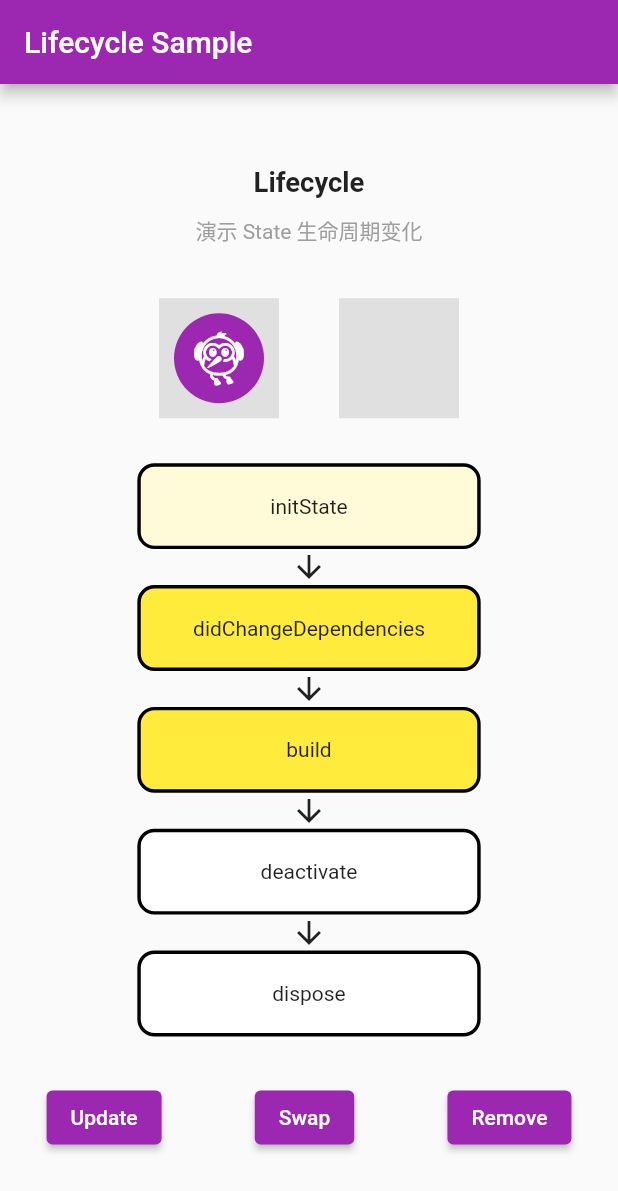
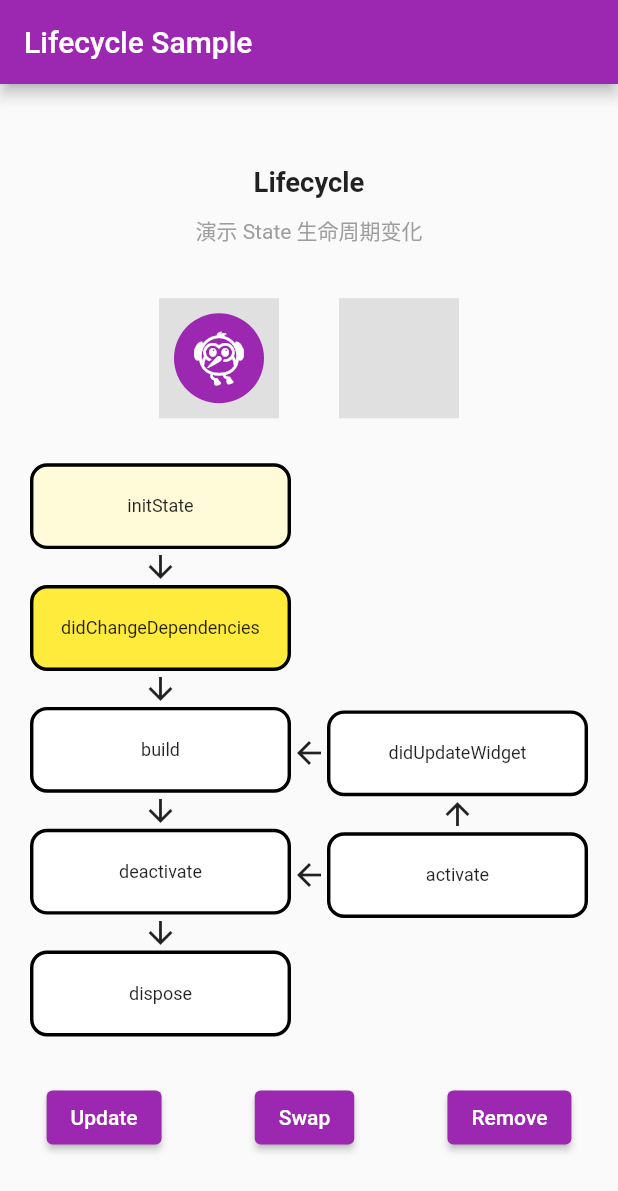
Before and after one commit to SimonCherryGZ/flutter_resume, a Flutter app: the SampleLifecycleScreen screen opened by its route, after a tap on "Set", on a phone screen of 412 x 824 dp. Shown: the top 1191 px of the screen. Run offline on Flutter 3.47's test engine with Material 2 defaults, Android fonts, the light colour scheme and no system bars; drawn by our look-alikes of flutter_easyloading, oktoast; our stand-ins replace bloc, cached_network_image, device_preview, dio, easy_refresh, flutter_bloc and 2 more; missing offline and left inert: flutter_syntax_view; accounts and stored records are empty; generated files the repository leaves out were written again; network calls fail; statements that could not run were skipped.

Commit message:
refactor(sample): Lifecycle 示例调整 UI、修复 Bug、补充生命周期

```diff
--- a/lib/presentation/sample/lifecycle/widget/lifecycle_callback_widget.dart
+++ b/lib/presentation/sample/lifecycle/widget/lifecycle_callback_widget.dart
@@ -5,6 +5,7 @@ class LifecycleCallbackWidget extends StatefulWidget {
   final VoidCallback? didChangeDependenciesCallback;
   final VoidCallback? buildCallback;
   final VoidCallback? didUpdateWidgetCallback;
+  final VoidCallback? activateCallback;
   final VoidCallback? deactivateCallback;
   final VoidCallback? disposeCallback;
   final WidgetBuilder builder;
@@ -15,6 +16,7 @@ class LifecycleCallbackWidget extends StatefulWidget {
     this.didChangeDependenciesCallback,
     this.buildCallback,
     this.didUpdateWidgetCallback,
+    this.activateCallback,
     this.deactivateCallback,
     this.disposeCallback,
     required this.builder,
@@ -51,6 +53,12 @@ class _LifecycleCallbackWidgetState extends State<LifecycleCallbackWidget> {
   }
 
   @override
+  void activate() {
+    super.activate();
+    widget.activateCallback?.call();
+  }
+
+  @override
   void deactivate() {
     super.deactivate();
     widget.deactivateCallback?.call();
--- a/lib/presentation/sample/lifecycle/widget/lifecycle_callback_widget_wrapper.dart
+++ b/lib/presentation/sample/lifecycle/widget/lifecycle_callback_widget_wrapper.dart
@@ -27,6 +27,9 @@ class LifecycleCallbackWidgetWrapper extends StatelessWidget {
       },
       didUpdateWidgetCallback: () {
         _callback(LifecycleState.didUpdateWidget);
+      },
+      activateCallback: () {
+        _callback(LifecycleState.activate);
       },
       deactivateCallback: () {
         _callback(LifecycleState.deactivate);
--- a/lib/presentation/sample/lifecycle/widget/lifecycle_visualization_item_widget.dart
+++ b/lib/presentation/sample/lifecycle/widget/lifecycle_visualization_item_widget.dart
@@ -57,7 +57,7 @@ class _LifecycleVisualizationItemWidgetState
       builder: (context, child) {
         final value = _animation.value;
         return Container(
-          width: 200.ss(),
+          width: double.infinity,
           height: 50.ss(),
           decoration: BoxDecoration(
             color: Color.lerp(Colors.white, Colors.yellow, value),
@@ -68,7 +68,12 @@ class _LifecycleVisualizationItemWidgetState
             ),
           ),
           child: Center(
-            child: Text(widget.label),
+            child: Text(
+              widget.label,
+              style: const TextStyle(
+                fontSize: 12,
+              ),
+            ),
           ),
         );
       },
--- a/lib/presentation/sample/lifecycle/widget/lifecycle_visualization_widget.dart
+++ b/lib/presentation/sample/lifecycle/widget/lifecycle_visualization_widget.dart
@@ -5,6 +5,7 @@ import 'dart:math';
 import 'package:flutter/material.dart';
 import 'package:flutter_bloc/flutter_bloc.dart';
 import 'package:flutter_resume/presentation/sample/sample.dart';
+import 'package:flutter_resume/utils/utils.dart';
 
 class LifecycleVisualizationWidget extends StatefulWidget {
   const LifecycleVisualizationWidget({super.key});
@@ -21,16 +22,19 @@ class _LifecycleVisualizationWidgetState
   final _random = Random();
   final _globalKey = GlobalKey();
   final _stateQueue = Queue<LifecycleState>();
+  bool _isQueueRunnerEnable = true;
 
   @override
   void initState() {
     super.initState();
     _stateController = StreamController<LifecycleState>.broadcast();
     _stateStream = _stateController.stream;
+    _queueRunner();
   }
 
   @override
   void dispose() {
+    _isQueueRunnerEnable = false;
     _stateController.close();
     super.dispose();
   }
@@ -77,6 +81,14 @@ class _LifecycleVisualizationWidgetState
             },
           ),
           const SizedBox(height: 30),
+          Row(
+            mainAxisSize: MainAxisSize.min,
+            children: [
+              const SizedBox(width: 20),
+              Expanded(
+                child: Column(
+                  mainAxisSize: MainAxisSize.min,
+                  children: [
                     LifecycleVisualizationItemWidgetWrapper(
                       label: 'initState',
                       stream: _stateStream
@@ -85,14 +97,14 @@ class _LifecycleVisualizationWidgetState
                     const Icon(Icons.arrow_downward),
                     LifecycleVisualizationItemWidgetWrapper(
                       label: 'didChangeDependencies',
-            stream: _stateStream.where(
-                (state) => state == LifecycleState.didChangeDependencies),
+                      stream: _stateStream.where((state) =>
+                          state == LifecycleState.didChangeDependencies),
                     ),
                     const Icon(Icons.arrow_downward),
                     LifecycleVisualizationItemWidgetWrapper(
                       label: 'build',
-            stream:
-                _stateStream.where((state) => state == LifecycleState.build),
+                      stream: _stateStream
+                          .where((state) => state == LifecycleState.build),
                     ),
                     const Icon(Icons.arrow_downward),
                     LifecycleVisualizationItemWidgetWrapper(
@@ -103,8 +115,41 @@ class _LifecycleVisualizationWidgetState
                     const Icon(Icons.arrow_downward),
                     LifecycleVisualizationItemWidgetWrapper(
                       label: 'dispose',
-            stream:
-                _stateStream.where((state) => state == LifecycleState.dispose),
+                      stream: _stateStream
+                          .where((state) => state == LifecycleState.dispose),
+                    ),
+                  ],
+                ),
+              ),
+              Column(
+                children: [
+                  SizedBox(height: 75.ss()),
+                  const Icon(Icons.arrow_back),
+                  SizedBox(height: 50.ss()),
+                  const Icon(Icons.arrow_back),
+                ],
+              ),
+              Expanded(
+                child: Column(
+                  mainAxisSize: MainAxisSize.min,
+                  children: [
+                    SizedBox(height: 75.ss()),
+                    LifecycleVisualizationItemWidgetWrapper(
+                      label: 'didUpdateWidget',
+                      stream: _stateStream.where(
+                          (state) => state == LifecycleState.didUpdateWidget),
+                    ),
+                    const Icon(Icons.arrow_upward),
+                    LifecycleVisualizationItemWidgetWrapper(
+                      label: 'activate',
+                      stream: _stateStream
+                          .where((state) => state == LifecycleState.activate),
+                    ),
+                  ],
+                ),
+              ),
+              const SizedBox(width: 20),
+            ],
           ),
           const SizedBox(height: 30),
           BlocBuilder<LifecycleVisualizationCubit, LifecycleVisualizationState>(
@@ -154,24 +199,24 @@ class _LifecycleVisualizationWidgetState
     );
   }
 
-  void _handleStateCallback(LifecycleState state) async {
-    if (_stateQueue.isNotEmpty) {
-      await Future.delayed(const Duration(milliseconds: 500));
-    }
+  void _handleStateCallback(LifecycleState state) {
     _stateQueue.add(state);
-    _handleStateQueue();
   }
 
-  void _handleStateQueue() async {
+  void _queueRunner() async {
+    while (_isQueueRunnerEnable) {
       if (_stateQueue.isEmpty) {
-      return;
+        await Future.delayed(const Duration(milliseconds: 33));
       }
-    await Future.delayed(const Duration(milliseconds: 50));
+      if (_stateQueue.isNotEmpty) {
         final state = _stateQueue.removeFirst();
         if (_stateController.isClosed) {
           return;
         }
         _stateController.add(state);
+        await Future.delayed(const Duration(milliseconds: 500));
+      }
+    }
   }
 }
 
@@ -180,6 +225,7 @@ enum LifecycleState {
   didChangeDependencies,
   build,
   didUpdateWidget,
+  activate,
   deactivate,
   dispose,
 }
```
Lines whose indentation alone changed are shown as unchanged.
